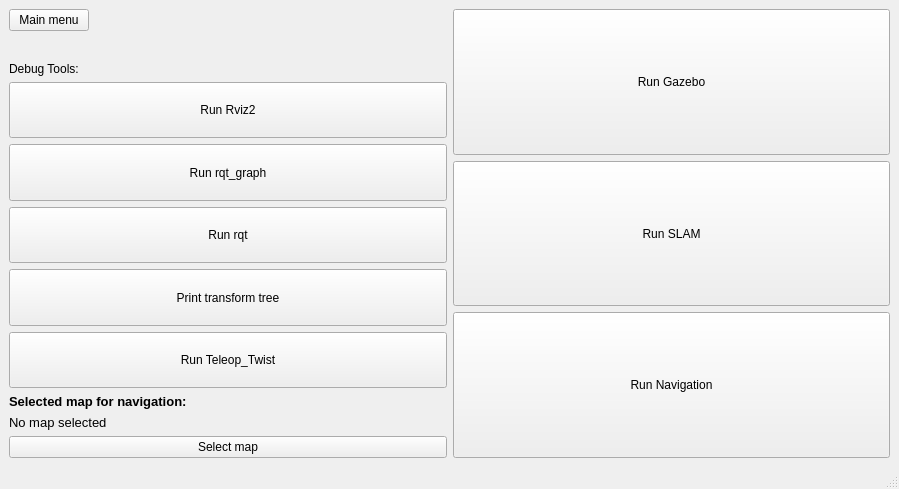
First picture: the form in RoSA_Monitor/simulationwindow.ui, repository PabloNH00/RoSA_Monitor, before the edit.
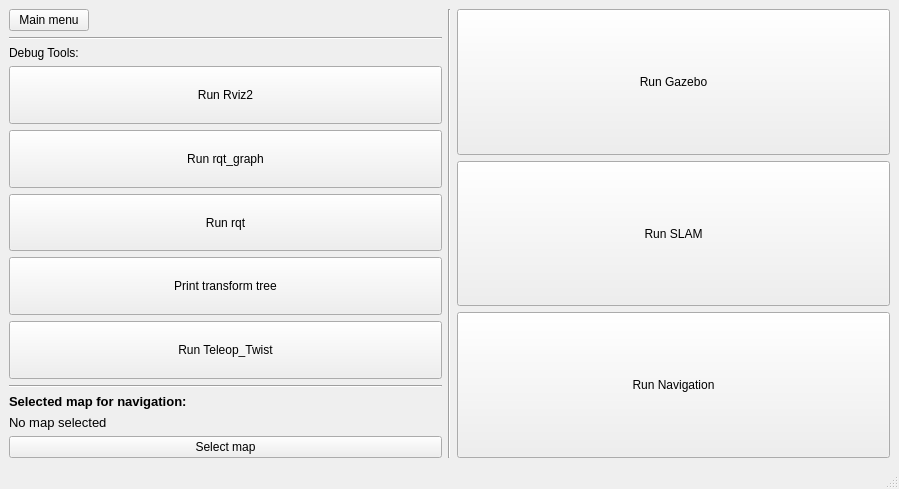
Second picture: the form after the edit.

The edit to the form file:
```diff
--- a/RoSA_Monitor/simulationwindow.ui
+++ b/RoSA_Monitor/simulationwindow.ui
@@ -35,20 +35,11 @@
            </widget>
           </item>
           <item>
-           <spacer name="verticalSpacer">
+           <widget class="Line" name="line_2">
             <property name="orientation">
-             <enum>Qt::Vertical</enum>
+             <enum>Qt::Horizontal</enum>
             </property>
-            <property name="sizeType">
-             <enum>QSizePolicy::Maximum</enum>
-            </property>
-            <property name="sizeHint" stdset="0">
-             <size>
-              <width>20</width>
-              <height>25</height>
-             </size>
-            </property>
-           </spacer>
+           </widget>
           </item>
           <item>
            <layout class="QVBoxLayout" name="verticalLayout">
@@ -146,6 +137,13 @@
           </item>
          </layout>
         </item>
+        <item>
+         <widget class="Line" name="line_3">
+          <property name="orientation">
+           <enum>Qt::Horizontal</enum>
+          </property>
+         </widget>
+        </item>
         <item>
          <widget class="QLabel" name="label_2">
           <property name="sizePolicy">
@@ -187,6 +185,13 @@
         </item>
        </layout>
       </item>
+      <item>
+       <widget class="Line" name="line">
+        <property name="orientation">
+         <enum>Qt::Vertical</enum>
+        </property>
+       </widget>
+      </item>
       <item>
        <layout class="QVBoxLayout" name="verticalLayout_7">
         <item>
```
